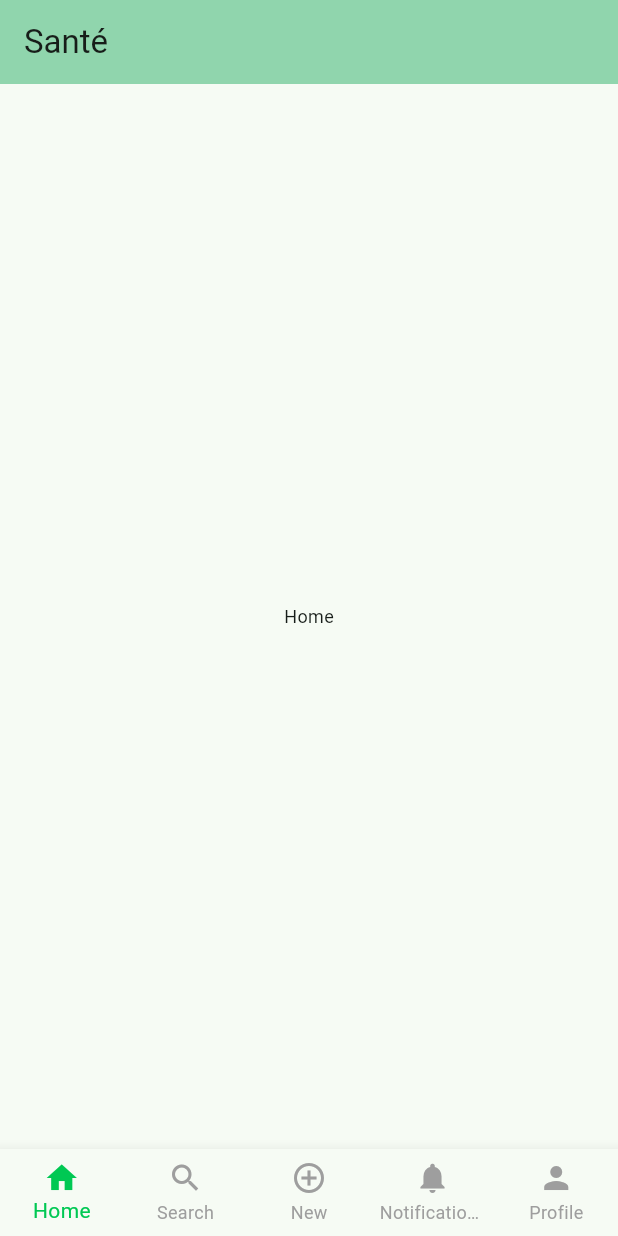
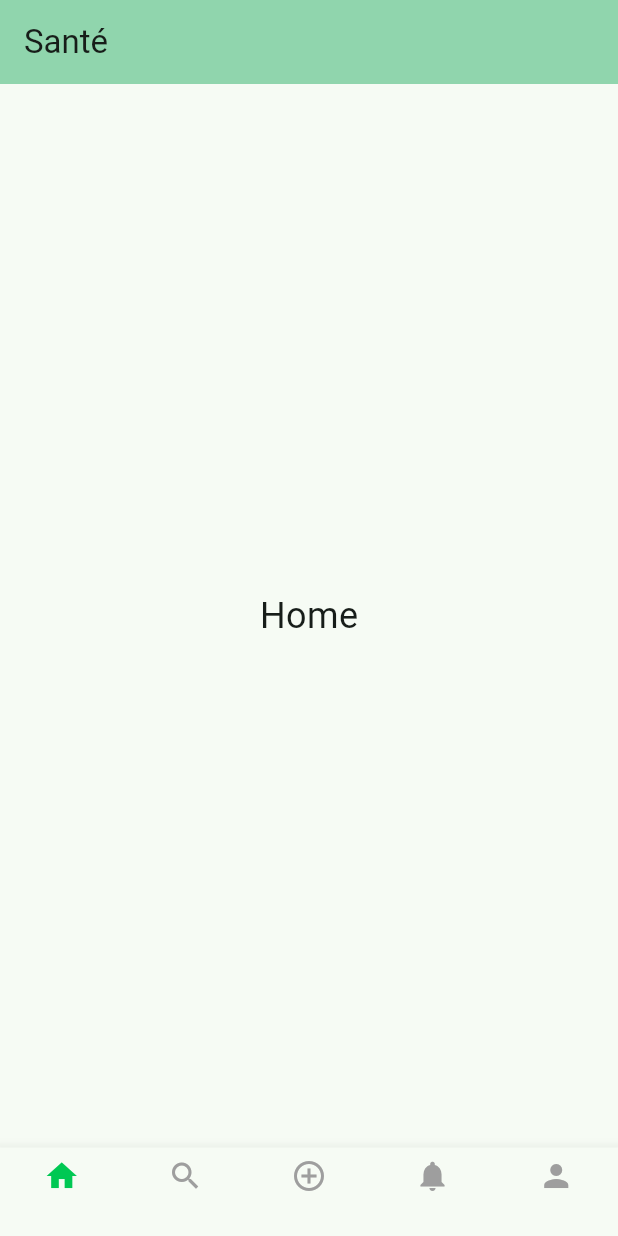
Before and after one commit to shoshana-levitt/sante, a Flutter app: the screen it shows after launch, on a phone screen of 412 x 824 dp. Run offline on Flutter 3.47's test engine with Material 3 defaults, Android fonts, the phone set to English and light mode, and no system bars.

Commit message:
remove footer icon text

```diff
--- a/lib/main.dart
+++ b/lib/main.dart
@@ -33,11 +33,11 @@ class _MyHomePageState extends State<MyHomePage> {
 
   // List of widgets to display for each tab
   static const List<Widget> _pages = <Widget>[
-    Center(child: Text('Home', style: TextStyle(fontSize: 12))),
-    Center(child: Text('Search', style: TextStyle(fontSize: 12))),
-    Center(child: Text('New', style: TextStyle(fontSize: 12))),
-    Center(child: Text('Notifications', style: TextStyle(fontSize: 12))),
-    Center(child: Text('Profile', style: TextStyle(fontSize: 12))),
+    Center(child: Text('Home', style: TextStyle(fontSize: 24))),
+    Center(child: Text('Search', style: TextStyle(fontSize: 24))),
+    Center(child: Text('New', style: TextStyle(fontSize: 24))),
+    Center(child: Text('Notifications', style: TextStyle(fontSize: 24))),
+    Center(child: Text('Profile', style: TextStyle(fontSize: 24))),
   ];
 
   void _onItemTapped(int index) {
@@ -58,23 +58,23 @@ class _MyHomePageState extends State<MyHomePage> {
         items: const <BottomNavigationBarItem>[
           BottomNavigationBarItem(
             icon: Icon(Icons.home),
-            label: 'Home',
+            label: '',
           ),
           BottomNavigationBarItem(
             icon: Icon(Icons.search),
-            label: 'Search',
+            label: '',
           ),
           BottomNavigationBarItem(
             icon: Icon(Icons.add_circle_outline),
-            label: 'New',
+            label: '',
           ),
           BottomNavigationBarItem(
             icon: Icon(Icons.notifications),
-            label: 'Notifications',
+            label: '',
           ),
           BottomNavigationBarItem(
             icon: Icon(Icons.person),
-            label: 'Profile',
+            label: '',
           ),
         ],
         currentIndex: _selectedIndex,
```
